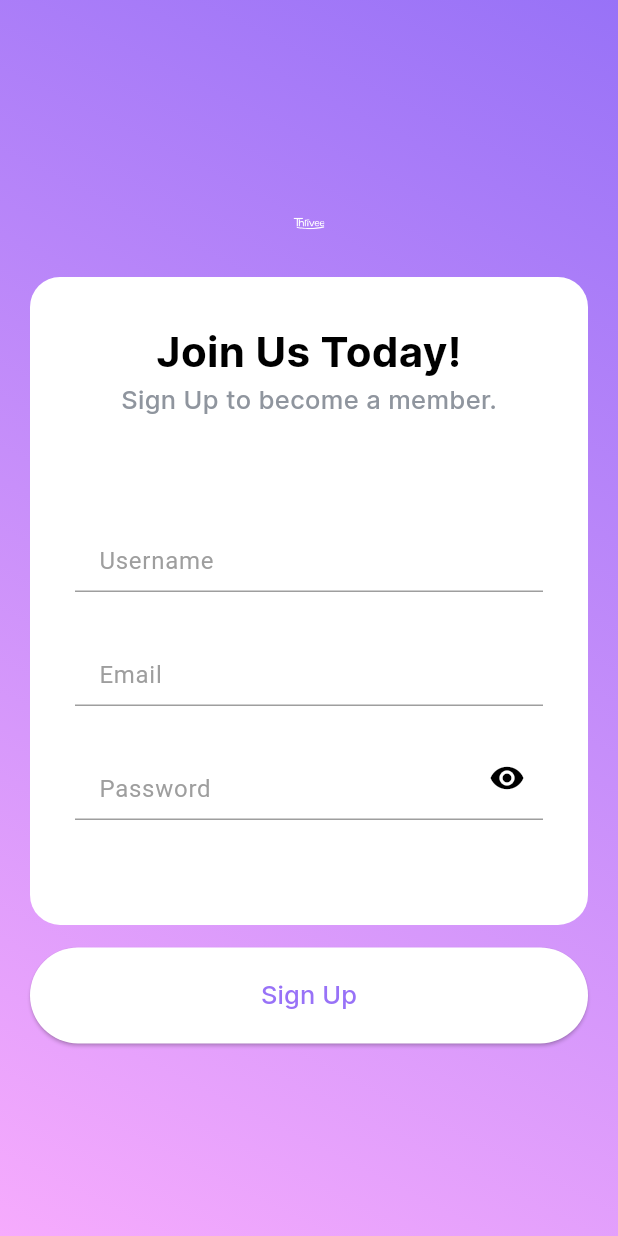
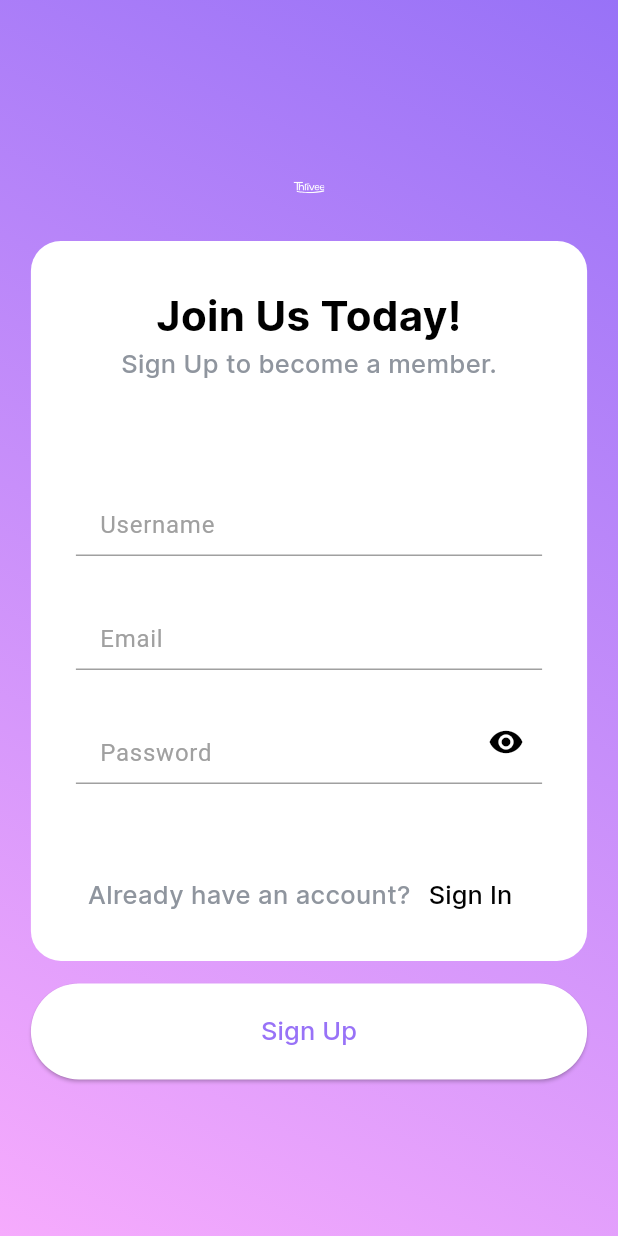
Before and after one commit to dekamahesvara/PAS-Mobile-XI-2, a Flutter app: the screen it shows after launch, after a tap on "Create an Account", on a phone screen of 412 x 824 dp. Run offline on Flutter 3.47's test engine with Material 2 defaults, Android fonts, the phone set to English and light mode, and no system bars; our stand-ins replace animated_splash_screen, flutter_svg, get, page_transition.

Commit message:
feat: [DK] adjusting themes

```diff
--- a/lib/app/pages/get_started_page/get_started_view.dart
+++ b/lib/app/pages/get_started_page/get_started_view.dart
@@ -35,11 +35,11 @@ class GetStartedView extends StatelessWidget {
                 height: height * 0.05,
               ),
               Container(
-                margin:
-                    const EdgeInsets.symmetric(vertical: 15, horizontal: 20),
+                margin: const EdgeInsets.symmetric(vertical: 15),
                 padding: const EdgeInsets.all(20),
+                width: width * 0.9,
                 decoration: BoxDecoration(
-                  color: background,
+                  color: white,
                   borderRadius: BorderRadius.circular(20),
                 ),
                 child: Column(
--- a/lib/app/pages/sign_up_page/sign_up_controller.dart
+++ b/lib/app/pages/sign_up_page/sign_up_controller.dart
@@ -1,5 +1,10 @@
 import 'package:get/get.dart';
+import 'package:flutter/material.dart';
 
 class SignUpPageController extends GetxController {
   var isObsecure = true.obs;
+
+  final TextEditingController usernameController = TextEditingController();
+  final TextEditingController emailController = TextEditingController();
+  final TextEditingController passwordController = TextEditingController();
 }
--- a/lib/app/pages/sign_up_page/sign_up_view.dart
+++ b/lib/app/pages/sign_up_page/sign_up_view.dart
@@ -36,81 +36,30 @@ class SignUpPageView extends GetView<SignUpPageController> {
             child: Column(
               mainAxisAlignment: MainAxisAlignment.center,
               children: [
-                SvgPicture.asset(
-                  'assets/svg/app_logo.svg',
-                  width: width * 0.05,
-                  height: height * 0.05,
+                iconApp(width, height),
+                const SizedBox(
+                  height: 15,
                 ),
                 Container(
-                  margin:
-                      const EdgeInsets.symmetric(vertical: 15, horizontal: 20),
                   padding: const EdgeInsets.all(20),
+                  width: width * 0.9,
                   decoration: BoxDecoration(
-                    color: background,
+                    color: white,
                     borderRadius: BorderRadius.circular(20),
                   ),
                   child: Column(
                     children: [
-                      Container(
-                        margin: const EdgeInsets.only(bottom: 50, top: 10),
-                        child: Column(
-                          children: [
-                            Text(
-                              "Join Us Today!",
-                              style: heading,
-                            ),
-                            Text(
-                              "Sign Up to become a member.",
-                              style: textGray500,
-                            ),
-                          ],
-                        ),
-                      ),
+                      titleHeading(),
                       Column(
                         children: [
-                          Container(
-                            margin: const EdgeInsets.symmetric(
-                                vertical: 10, horizontal: 10),
-                            child: const TextField(
-                              decoration: InputDecoration(
-                                labelText: 'Username',
-                                filled: true,
-                                fillColor: Colors.transparent,
-                                alignLabelWithHint: true,
-                                labelStyle: TextStyle(color: Colors.grey),
-                                enabledBorder: UnderlineInputBorder(
-                                  borderSide: BorderSide(color: Colors.grey),
-                                ),
-                                focusedBorder: UnderlineInputBorder(
-                                  borderSide: BorderSide(color: Colors.black),
-                                ),
-                              ),
-                            ),
-                          ),
-                          Container(
-                            margin: const EdgeInsets.symmetric(
-                                vertical: 10, horizontal: 10),
-                            child: const TextField(
-                              decoration: InputDecoration(
-                                labelText: 'Email',
-                                filled: true,
-                                fillColor: Colors.transparent,
-                                alignLabelWithHint: true,
-                                labelStyle: TextStyle(color: Colors.grey),
-                                enabledBorder: UnderlineInputBorder(
-                                  borderSide: BorderSide(color: Colors.grey),
-                                ),
-                                focusedBorder: UnderlineInputBorder(
-                                  borderSide: BorderSide(color: Colors.black),
-                                ),
-                              ),
-                            ),
-                          ),
+                          textField("Username", controller.usernameController),
+                          textField("Email", controller.emailController),
                           Obx(() {
                             return Container(
                               margin: const EdgeInsets.only(
                                   top: 10, left: 10, right: 10, bottom: 50),
                               child: TextField(
+                                controller: controller.passwordController,
                                 obscureText: controller.isObsecure.value,
                                 decoration: InputDecoration(
                                   suffixIcon: IconButton(
@@ -128,33 +77,108 @@ class SignUpPageView extends GetView<SignUpPageController> {
                                   filled: true,
                                   fillColor: Colors.transparent,
                                   alignLabelWithHint: true,
-                                  labelStyle:
-                                      const TextStyle(color: Colors.grey),
+                                  labelStyle: const TextStyle(color: gray),
+                                  floatingLabelStyle:
+                                      const TextStyle(color: black),
                                   enabledBorder: const UnderlineInputBorder(
-                                    borderSide: BorderSide(color: Colors.grey),
+                                    borderSide: BorderSide(color: gray),
                                   ),
                                   focusedBorder: const UnderlineInputBorder(
-                                    borderSide: BorderSide(color: Colors.black),
+                                    borderSide: BorderSide(color: black),
                                   ),
                                 ),
                               ),
                             );
                           }),
+                          textButton(),
                         ],
                       ),
                     ],
                   ),
                 ),
-                Container(
-                  margin: const EdgeInsets.symmetric(
-                    horizontal: 20,
+                const SizedBox(
+                  height: 15,
                 ),
+                btnSignUp(width),
+              ],
+            ),
+          ),
+        ),
+      ),
+    );
+  }
+
+  Row textButton() {
+    return Row(
+      mainAxisAlignment: MainAxisAlignment.center,
+      children: [
+        Text(
+          "Already have an account?",
+          style: textGray500,
+        ),
+        TextButton(
+          onPressed: () {
+            Get.offNamed('/signin');
+          },
+          child: Text(
+            "Sign In",
+            style: textBlack500,
+          ),
+        )
+      ],
+    );
+  }
+
+  Container textField(String text, TextEditingController controller) {
+    return Container(
+      margin: const EdgeInsets.symmetric(vertical: 10, horizontal: 10),
+      child: TextField(
+        controller: controller,
+        decoration: InputDecoration(
+          labelText: text,
+          filled: true,
+          fillColor: Colors.transparent,
+          alignLabelWithHint: true,
+          labelStyle: const TextStyle(color: gray),
+          floatingLabelStyle: const TextStyle(color: black),
+          enabledBorder: const UnderlineInputBorder(
+            borderSide: BorderSide(color: gray),
+          ),
+          focusedBorder: const UnderlineInputBorder(
+            borderSide: BorderSide(color: black),
+          ),
+        ),
+      ),
+    );
+  }
+
+  Container titleHeading() {
+    return Container(
+      margin: const EdgeInsets.only(bottom: 50, top: 10),
+      child: Column(
+        children: [
+          Text(
+            "Join Us Today!",
+            style: heading,
+          ),
+          Text(
+            "Sign Up to become a member.",
+            style: textGray500,
+          ),
+        ],
+      ),
+    );
+  }
+
+  SizedBox btnSignUp(double width) {
+    return SizedBox(
+      width: width * 0.9,
       child: ElevatedButton(
           onPressed: () {
             Get.offAllNamed('/home');
           },
           style: ElevatedButton.styleFrom(
-                        backgroundColor: background,
+            backgroundColor: white,
             shape: RoundedRectangleBorder(
               borderRadius: BorderRadius.circular(50),
             ),
@@ -163,14 +187,15 @@ class SignUpPageView extends GetView<SignUpPageController> {
               padding: const EdgeInsets.symmetric(vertical: 20),
               width: double.infinity,
               child: Text("Sign Up",
-                              style: textPurple500,
-                              textAlign: TextAlign.center))),
-                )
-              ],
-            ),
-          ),
-        ),
-      ),
+                  style: textPurple500, textAlign: TextAlign.center))),
+    );
+  }
+
+  SvgPicture iconApp(double width, double height) {
+    return SvgPicture.asset(
+      'assets/svg/app_logo.svg',
+      width: width * 0.05,
+      height: height * 0.05,
     );
   }
 }
--- a/lib/common/theme/color_theme.dart
+++ b/lib/common/theme/color_theme.dart
@@ -1,6 +1,8 @@
 import 'package:flutter/material.dart';
 
-const Color background = Color.fromRGBO(255, 255, 255, 1);
+const Color white = Color.fromRGBO(255, 255, 255, 1);
+const Color black = Color.fromRGBO(0, 0, 0, 1);
+const Color gray = Color.fromRGBO(160, 160, 160, 1);
 const Color primary = Color.fromRGBO(152, 114, 247, 1);
 const Color secondary = Color.fromRGBO(246, 171, 253, 1);
 
```
Lines whose indentation alone changed are shown as unchanged.
